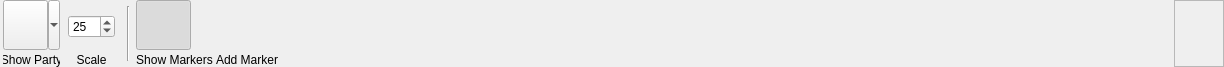
Qt form DMHelper/src/ribbontabworldmap.ui (MMetze/DMHelper) before a commit.
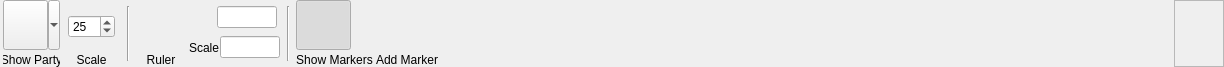
The same form after that commit. Icons and pictures are not drawn. Custom widgets are drawn as their Qt base class.

```diff
--- a/DMHelper/src/ribbontabworldmap.ui
+++ b/DMHelper/src/ribbontabworldmap.ui
@@ -28,7 +28,7 @@
   <property name="styleSheet">
    <string notr="true">background-image: url(:/img/data/parchment.jpg);</string>
   </property>
-  <layout class="QHBoxLayout" name="horizontalLayout_3">
+  <layout class="QHBoxLayout" name="horizontalLayout_5">
    <property name="spacing">
     <number>3</number>
    </property>
@@ -207,6 +207,237 @@
      </item>
     </layout>
    </item>
+   <item>
+    <widget class="Line" name="line_2">
+     <property name="minimumSize">
+      <size>
+       <width>10</width>
+       <height>0</height>
+      </size>
+     </property>
+     <property name="maximumSize">
+      <size>
+       <width>10</width>
+       <height>55</height>
+      </size>
+     </property>
+     <property name="orientation">
+      <enum>Qt::Vertical</enum>
+     </property>
+    </widget>
+   </item>
+   <item>
+    <layout class="QVBoxLayout" name="verticalLayout_10">
+     <property name="spacing">
+      <number>0</number>
+     </property>
+     <item>
+      <widget class="QPushButton" name="btnDistance">
+       <property name="sizePolicy">
+        <sizepolicy hsizetype="Minimum" vsizetype="Fixed">
+         <horstretch>0</horstretch>
+         <verstretch>0</verstretch>
+        </sizepolicy>
+       </property>
+       <property name="minimumSize">
+        <size>
+         <width>50</width>
+         <height>50</height>
+        </size>
+       </property>
+       <property name="maximumSize">
+        <size>
+         <width>50</width>
+         <height>50</height>
+        </size>
+       </property>
+       <property name="toolTip">
+        <string>Drag to show the distance between two points</string>
+       </property>
+       <property name="text">
+        <string/>
+       </property>
+       <property name="icon">
+        <iconset resource="resources.qrc">
+         <normaloff>:/img/data/icon_distance.png</normaloff>:/img/data/icon_distance.png</iconset>
+       </property>
+       <property name="iconSize">
+        <size>
+         <width>40</width>
+         <height>40</height>
+        </size>
+       </property>
+       <property name="checkable">
+        <bool>true</bool>
+       </property>
+       <property name="autoDefault">
+        <bool>false</bool>
+       </property>
+       <property name="flat">
+        <bool>true</bool>
+       </property>
+      </widget>
+     </item>
+     <item>
+      <widget class="QLabel" name="lblDistance">
+       <property name="lineWidth">
+        <number>0</number>
+       </property>
+       <property name="text">
+        <string>Ruler</string>
+       </property>
+       <property name="alignment">
+        <set>Qt::AlignBottom|Qt::AlignHCenter</set>
+       </property>
+      </widget>
+     </item>
+    </layout>
+   </item>
+   <item>
+    <layout class="QVBoxLayout" name="verticalLayout_3">
+     <property name="spacing">
+      <number>0</number>
+     </property>
+     <item>
+      <layout class="QHBoxLayout" name="horizontalLayout_4">
+       <property name="spacing">
+        <number>1</number>
+       </property>
+       <item>
+        <widget class="QLabel" name="lblMeasurement">
+         <property name="sizePolicy">
+          <sizepolicy hsizetype="Fixed" vsizetype="Preferred">
+           <horstretch>0</horstretch>
+           <verstretch>0</verstretch>
+          </sizepolicy>
+         </property>
+         <property name="minimumSize">
+          <size>
+           <width>0</width>
+           <height>25</height>
+          </size>
+         </property>
+         <property name="maximumSize">
+          <size>
+           <width>25</width>
+           <height>25</height>
+          </size>
+         </property>
+         <property name="text">
+          <string/>
+         </property>
+         <property name="pixmap">
+          <pixmap resource="resources.qrc">:/img/data/icon_distance.png</pixmap>
+         </property>
+         <property name="scaledContents">
+          <bool>true</bool>
+         </property>
+         <property name="alignment">
+          <set>Qt::AlignLeading|Qt::AlignLeft|Qt::AlignVCenter</set>
+         </property>
+        </widget>
+       </item>
+       <item>
+        <widget class="QLineEdit" name="edtDistance">
+         <property name="enabled">
+          <bool>true</bool>
+         </property>
+         <property name="sizePolicy">
+          <sizepolicy hsizetype="Fixed" vsizetype="Fixed">
+           <horstretch>0</horstretch>
+           <verstretch>0</verstretch>
+          </sizepolicy>
+         </property>
+         <property name="minimumSize">
+          <size>
+           <width>0</width>
+           <height>0</height>
+          </size>
+         </property>
+         <property name="maximumSize">
+          <size>
+           <width>60</width>
+           <height>16777215</height>
+          </size>
+         </property>
+         <property name="font">
+          <font>
+           <weight>75</weight>
+           <bold>true</bold>
+          </font>
+         </property>
+         <property name="toolTip">
+          <string>The distance between two points</string>
+         </property>
+         <property name="styleSheet">
+          <string notr="true"/>
+         </property>
+         <property name="alignment">
+          <set>Qt::AlignCenter</set>
+         </property>
+         <property name="readOnly">
+          <bool>true</bool>
+         </property>
+        </widget>
+       </item>
+      </layout>
+     </item>
+     <item>
+      <layout class="QHBoxLayout" name="horizontalLayout_3">
+       <property name="spacing">
+        <number>1</number>
+       </property>
+       <item>
+        <widget class="QLabel" name="lblDistanceScale">
+         <property name="sizePolicy">
+          <sizepolicy hsizetype="Fixed" vsizetype="Preferred">
+           <horstretch>0</horstretch>
+           <verstretch>0</verstretch>
+          </sizepolicy>
+         </property>
+         <property name="minimumSize">
+          <size>
+           <width>0</width>
+           <height>25</height>
+          </size>
+         </property>
+         <property name="maximumSize">
+          <size>
+           <width>16777215</width>
+           <height>25</height>
+          </size>
+         </property>
+         <property name="text">
+          <string>Scale</string>
+         </property>
+         <property name="alignment">
+          <set>Qt::AlignLeading|Qt::AlignLeft|Qt::AlignVCenter</set>
+         </property>
+        </widget>
+       </item>
+       <item>
+        <widget class="QLineEdit" name="edtScale">
+         <property name="sizePolicy">
+          <sizepolicy hsizetype="Fixed" vsizetype="Fixed">
+           <horstretch>0</horstretch>
+           <verstretch>0</verstretch>
+          </sizepolicy>
+         </property>
+         <property name="maximumSize">
+          <size>
+           <width>60</width>
+           <height>16777215</height>
+          </size>
+         </property>
+         <property name="toolTip">
+          <string>The scale to apply to the map for measurements</string>
+         </property>
+        </widget>
+       </item>
+      </layout>
+     </item>
+    </layout>
+   </item>
    <item>
     <widget class="Line" name="line_1">
      <property name="minimumSize">
```
